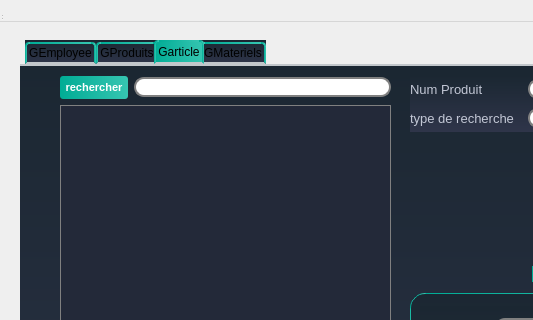
snwxr/Dry_Cleaner_2A3, file employee_interface/garticle.ui: the form before one commit; both pictures show x 0 to 533 and y 0 to 320 of the 1017 by 695 pixel window.
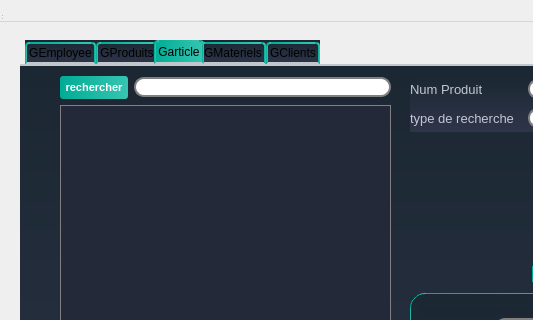
The form after the commit. Icons and pictures are not drawn. Custom widgets are drawn as their Qt base class.

Commit message: arduino + metiers + integration(employee,produits,article,materiels,clients)

What changed in the file:
```diff
--- a/employee_interface/garticle.ui
+++ b/employee_interface/garticle.ui
@@ -2727,6 +2727,11 @@
      <string>GMateriels</string>
     </attribute>
    </widget>
+   <widget class="QWidget" name="tab_5">
+    <attribute name="title">
+     <string>GClients</string>
+    </attribute>
+   </widget>
   </widget>
  </widget>
  <customwidgets>
```
The commit also changes 90 other files.
